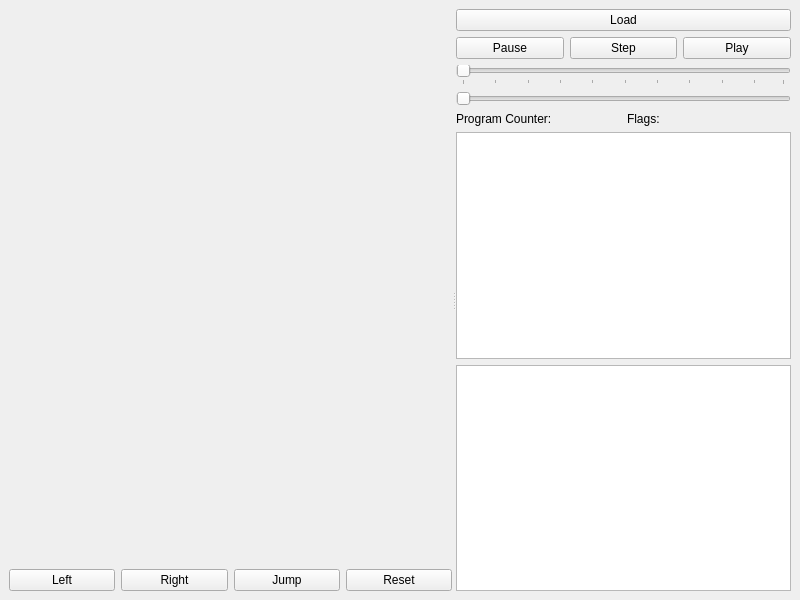
Before: the Qt Designer form Simulator/mainwindow.ui in asheryoung10/ece3710, drawn with Qt 5.
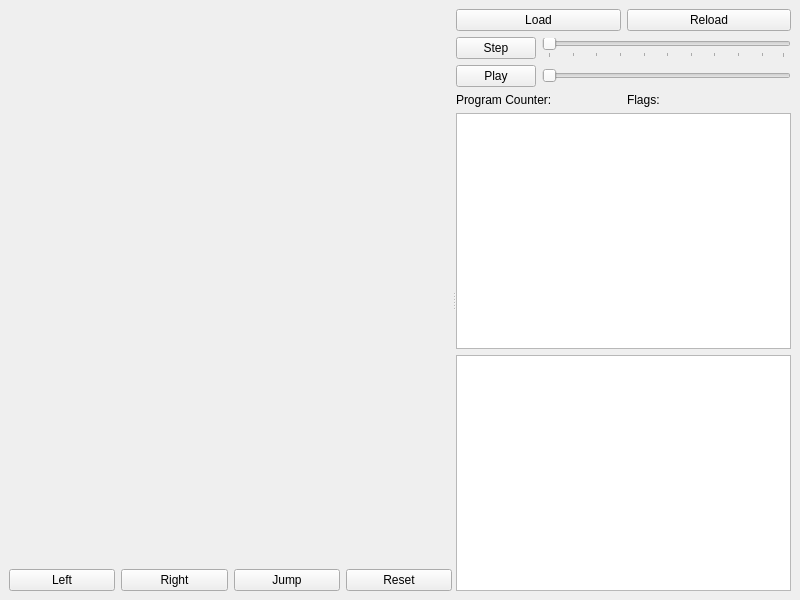
After: the same form once the commit is applied. Custom widgets are drawn as their Qt base class.

Diff of the .ui file:
```diff
--- a/Simulator/mainwindow.ui
+++ b/Simulator/mainwindow.ui
@@ -59,9 +59,11 @@
         </item>
        </layout>
       </widget>
-      <widget class="QWidget" name="">
+      <widget class="QWidget" name="layoutWidget">
        <layout class="QVBoxLayout" name="verticalLayout_2">
         <item>
+         <layout class="QHBoxLayout" name="horizontalLayout_4">
+          <item>
          <widget class="QPushButton" name="loadButton">
           <property name="text">
            <string>Load</string>
@@ -69,14 +71,19 @@
          </widget>
         </item>
         <item>
-         <layout class="QHBoxLayout" name="horizontalLayout_2">
-          <item>
-           <widget class="QPushButton" name="pauseButton">
+           <widget class="QPushButton" name="reloadButton">
             <property name="text">
-             <string>Pause</string>
+             <string>Reload</string>
             </property>
            </widget>
           </item>
+         </layout>
+        </item>
+        <item>
+         <layout class="QHBoxLayout" name="horizontalLayout_2"/>
+        </item>
+        <item>
+         <layout class="QHBoxLayout" name="horizontalLayout_5">
           <item>
            <widget class="QPushButton" name="stepButton">
             <property name="text">
@@ -85,15 +92,6 @@
            </widget>
           </item>
           <item>
-           <widget class="QPushButton" name="playButton">
-            <property name="text">
-             <string>Play</string>
-            </property>
-           </widget>
-          </item>
-         </layout>
-        </item>
-        <item>
          <widget class="QSlider" name="stepAmount">
           <property name="minimum">
            <number>1</number>
@@ -109,12 +107,25 @@
           </property>
          </widget>
         </item>
+         </layout>
+        </item>
+        <item>
+         <layout class="QHBoxLayout" name="horizontalLayout_6">
+          <item>
+           <widget class="QPushButton" name="playButton">
+            <property name="text">
+             <string>Play</string>
+            </property>
+           </widget>
+          </item>
         <item>
          <widget class="QSlider" name="frameDelay">
           <property name="orientation">
            <enum>Qt::Orientation::Horizontal</enum>
           </property>
          </widget>
+          </item>
+         </layout>
         </item>
         <item>
          <layout class="QHBoxLayout" name="horizontalLayout_3">
```
Lines whose indentation alone changed are shown as unchanged.
